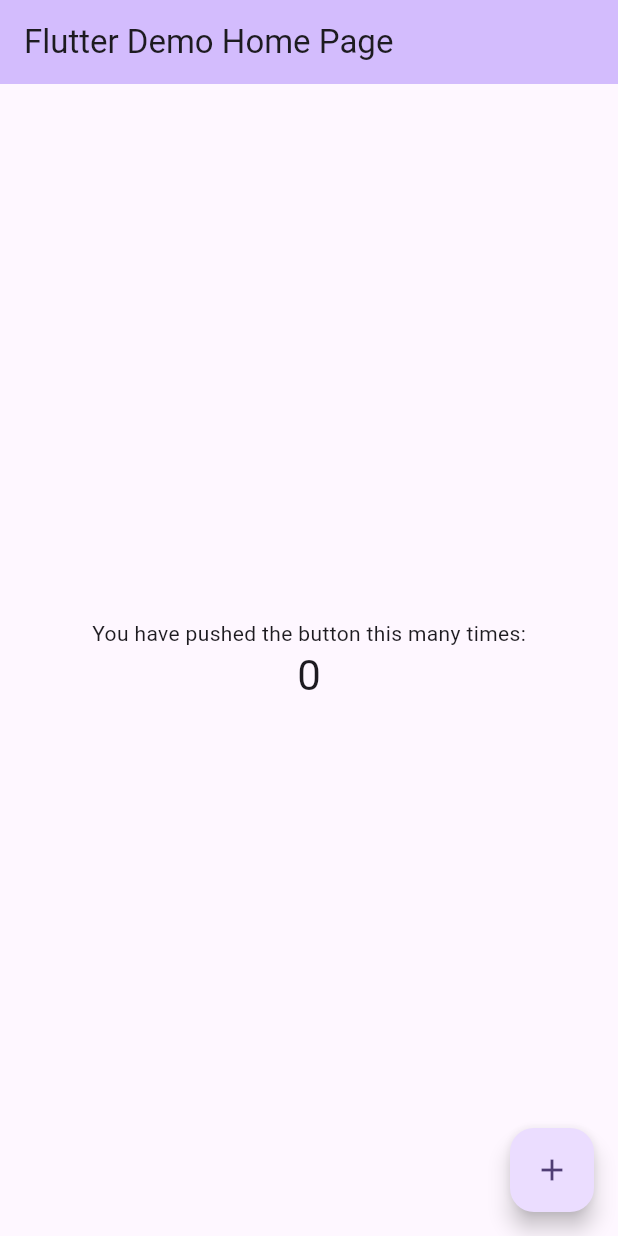
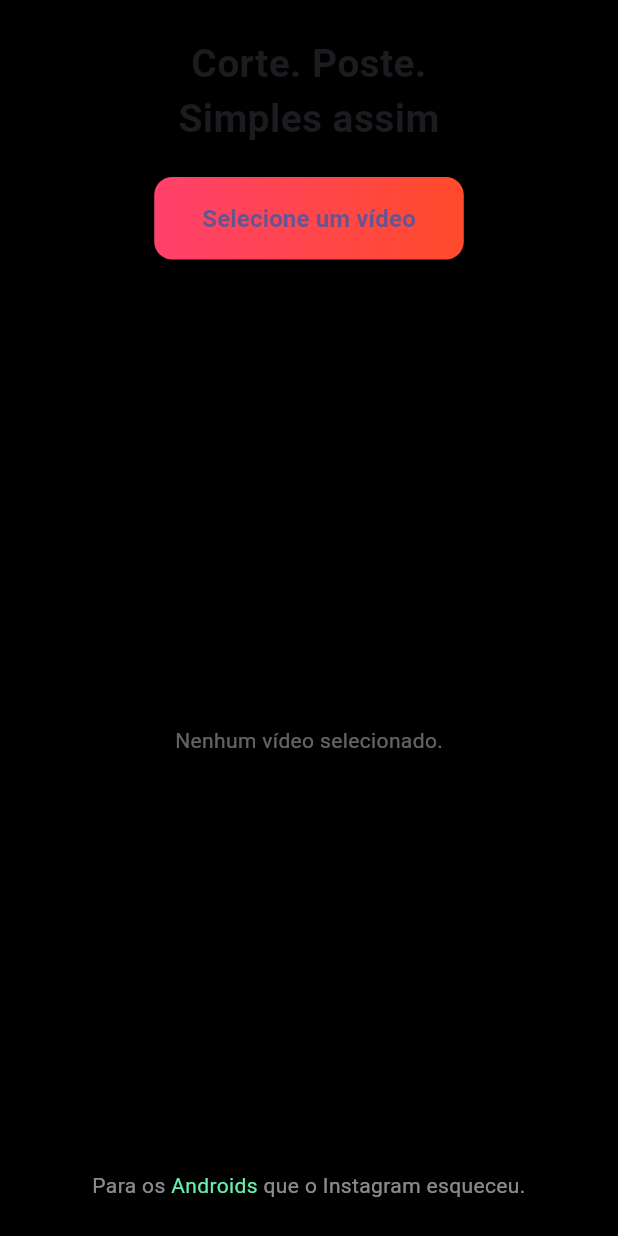
Before and after one commit to Yures1lva/insta_cut, a Flutter app: the screen it shows after launch, on a phone screen of 412 x 824 dp. Run offline on Flutter 3.47's test engine with Material 3 defaults, Android fonts, the light colour scheme and no system bars.

Commit message:
up: front básico

```diff
--- /dev/null
+++ b/lib/Modules/Home/Models/video_part.dart
@@ -0,0 +1,16 @@
+class VideoPart {
+  final int id;
+  final bool isPosted;
+  final String thumbnail;
+
+  VideoPart(
+      {required this.id, required this.isPosted, required this.thumbnail});
+
+  VideoPart copyWith({int? id, bool? isPosted, String? thumbnail}) {
+    return VideoPart(
+      id: id ?? this.id,
+      isPosted: isPosted ?? this.isPosted,
+      thumbnail: thumbnail ?? this.thumbnail,
+    );
+  }
+}
--- /dev/null
+++ b/lib/Modules/Home/View/home_view.dart
@@ -0,0 +1,85 @@
+import 'package:flutter/material.dart';
+import 'package:insta_cut/Modules/Home/Models/video_part.dart';
+import 'package:insta_cut/Modules/Home/Widgets/select_button.dart';
+import '../widgets/video_grid.dart';
+
+class HomeView extends StatefulWidget {
+  @override
+  _HomeViewState createState() => _HomeViewState();
+}
+
+class _HomeViewState extends State<HomeView> {
+  List<VideoPart> videoParts = [];
+
+  void handleVideoSelected() {
+    // Simulação: vamos adicionar 4 vídeos fakes
+    setState(() {
+      videoParts = List.generate(
+        4,
+        (index) => VideoPart(
+          id: index,
+          isPosted: false,
+          thumbnail: 'https://via.placeholder.com/150', // imagem fictícia
+        ),
+      );
+    });
+  }
+
+  void togglePostStatus(int id) {
+    setState(() {
+      videoParts = videoParts.map((video) {
+        if (video.id == id) {
+          return video.copyWith(isPosted: !video.isPosted);
+        }
+        return video;
+      }).toList();
+    });
+  }
+
+  @override
+  Widget build(BuildContext context) {
+    return Scaffold(
+      backgroundColor: Colors.black,
+      body: SafeArea(
+        child: Padding(
+          padding: const EdgeInsets.all(24.0),
+          child: Column(
+            crossAxisAlignment: CrossAxisAlignment.center,
+            children: [
+              Text(
+                "Corte. Poste.\nSimples assim",
+                textAlign: TextAlign.center,
+                style: TextStyle(fontSize: 26, fontWeight: FontWeight.bold),
+              ),
+              const SizedBox(height: 20),
+              SelectButton(
+                label: videoParts.isEmpty
+                    ? "Selecione um vídeo"
+                    : "Selecionar novamente",
+                onTap: handleVideoSelected,
+              ),
+              const SizedBox(height: 20),
+              Expanded(
+                  child: VideoGrid(
+                      videoParts: videoParts, onVideoTap: togglePostStatus)),
+              const SizedBox(height: 16),
+              Text.rich(
+                TextSpan(
+                  text: "Para os ",
+                  style: TextStyle(color: Colors.white54),
+                  children: [
+                    TextSpan(
+                        text: "Androids ",
+                        style: TextStyle(color: Colors.greenAccent)),
+                    TextSpan(text: "que o Instagram esqueceu."),
+                  ],
+                ),
+                textAlign: TextAlign.center,
+              ),
+            ],
+          ),
+        ),
+      ),
+    );
+  }
+}
--- /dev/null
+++ b/lib/Modules/Home/Widgets/select_button.dart
@@ -0,0 +1,36 @@
+import 'package:flutter/material.dart';
+
+class SelectButton extends StatelessWidget {
+  final String label;
+  final VoidCallback onTap;
+
+  const SelectButton({required this.label, required this.onTap});
+
+  @override
+  Widget build(BuildContext context) {
+    return Container(
+      decoration: BoxDecoration(
+        gradient: const LinearGradient(
+          colors: [Color(0xFFFF416C), Color(0xFFFF4B2B)],
+        ),
+        borderRadius: BorderRadius.circular(12),
+      ),
+      child: ElevatedButton(
+        onPressed: onTap,
+        style: ElevatedButton.styleFrom(
+          elevation: 0,
+          shadowColor: Colors.transparent,
+          backgroundColor: Colors.transparent,
+          shape: RoundedRectangleBorder(
+            borderRadius: BorderRadius.circular(12),
+          ),
+          padding: const EdgeInsets.symmetric(vertical: 16, horizontal: 32),
+        ),
+        child: Text(
+          label,
+          style: const TextStyle(fontSize: 16, fontWeight: FontWeight.bold),
+        ),
+      ),
+    );
+  }
+}
--- /dev/null
+++ b/lib/Modules/Home/Widgets/video_grid.dart
@@ -0,0 +1,72 @@
+import 'package:flutter/material.dart';
+import 'package:insta_cut/Modules/Home/Models/video_part.dart';
+
+class VideoGrid extends StatelessWidget {
+  final List<VideoPart> videoParts;
+  final Function(int) onVideoTap;
+
+  const VideoGrid({required this.videoParts, required this.onVideoTap});
+
+  @override
+  Widget build(BuildContext context) {
+    if (videoParts.isEmpty) {
+      return Container(
+        margin: const EdgeInsets.only(top: 30),
+        child: Center(
+            child: Text("Nenhum vídeo selecionado.",
+                style: TextStyle(color: Colors.white38))),
+      );
+    }
+
+    return GridView.builder(
+      padding: EdgeInsets.zero,
+      itemCount: videoParts.length,
+      gridDelegate: const SliverGridDelegateWithFixedCrossAxisCount(
+        crossAxisCount: 2,
+        crossAxisSpacing: 12,
+        mainAxisSpacing: 12,
+      ),
+      itemBuilder: (context, index) {
+        final video = videoParts[index];
+        return GestureDetector(
+          onTap: () => onVideoTap(video.id),
+          child: Stack(
+            children: [
+              Container(
+                decoration: BoxDecoration(
+                  image: DecorationImage(
+                      image: NetworkImage(video.thumbnail), fit: BoxFit.cover),
+                  borderRadius: BorderRadius.circular(10),
+                ),
+              ),
+              Positioned.fill(
+                child: Container(
+                  alignment: Alignment.center,
+                  decoration: BoxDecoration(
+                    color: Colors.black45,
+                    borderRadius: BorderRadius.circular(10),
+                  ),
+                  child: Column(
+                    mainAxisAlignment: MainAxisAlignment.center,
+                    children: [
+                      Icon(video.isPosted ? Icons.refresh : Icons.cloud_upload,
+                          size: 32, color: Colors.white),
+                      const SizedBox(height: 4),
+                      Text(
+                        video.isPosted
+                            ? "Clique para postar novamente"
+                            : "Clique para postar",
+                        style: TextStyle(fontSize: 12, color: Colors.white),
+                        textAlign: TextAlign.center,
+                      )
+                    ],
+                  ),
+                ),
+              ),
+            ],
+          ),
+        );
+      },
+    );
+  }
+}
--- a/lib/main.dart
+++ b/lib/main.dart
@@ -1,4 +1,5 @@
 import 'package:flutter/material.dart';
+import 'package:insta_cut/Modules/Home/View/spash_view.dart';
 
 void main() {
   runApp(const MyApp());
@@ -31,95 +32,7 @@
         colorScheme: ColorScheme.fromSeed(seedColor: Colors.deepPurple),
         useMaterial3: true,
       ),
-      home: const MyHomePage(title: 'Flutter Demo Home Page'),
+      home: Splash(),
     );
   }
 }
-
-class MyHomePage extends StatefulWidget {
-  const MyHomePage({super.key, required this.title});
-
-  // This widget is the home page of your application. It is stateful, meaning
-  // that it has a State object (defined below) that contains fields that affect
-  // how it looks.
-
-  // This class is the configuration for the state. It holds the values (in this
-  // case the title) provided by the parent (in this case the App widget) and
-  // used by the build method of the State. Fields in a Widget subclass are
-  // always marked "final".
-
-  final String title;
-
-  @override
-  State<MyHomePage> createState() => _MyHomePageState();
-}
-
-class _MyHomePageState extends State<MyHomePage> {
-  int _counter = 0;
-
-  void _incrementCounter() {
-    setState(() {
-      // This call to setState tells the Flutter framework that something has
-      // changed in this State, which causes it to rerun the build method below
-      // so that the display can reflect the updated values. If we changed
-      // _counter without calling setState(), then the build method would not be
-      // called again, and so nothing would appear to happen.
-      _counter++;
-    });
-  }
-
-  @override
-  Widget build(BuildContext context) {
-    // This method is rerun every time setState is called, for instance as done
-    // by the _incrementCounter method above.
-    //
-    // The Flutter framework has been optimized to make rerunning build methods
-    // fast, so that you can just rebuild anything that needs updating rather
-    // than having to individually change instances of widgets.
-    return Scaffold(
-      appBar: AppBar(
-        // TRY THIS: Try changing the color here to a specific color (to
-        // Colors.amber, perhaps?) and trigger a hot reload to see the AppBar
-        // change color while the other colors stay the same.
-        backgroundColor: Theme.of(context).colorScheme.inversePrimary,
-        // Here we take the value from the MyHomePage object that was created by
-        // the App.build method, and use it to set our appbar title.
-        title: Text(widget.title),
-      ),
-      body: Center(
-        // Center is a layout widget. It takes a single child and positions it
-        // in the middle of the parent.
-        child: Column(
-          // Column is also a layout widget. It takes a list of children and
-          // arranges them vertically. By default, it sizes itself to fit its
-          // children horizontally, and tries to be as tall as its parent.
-          //
-          // Column has various properties to control how it sizes itself and
-          // how it positions its children. Here we use mainAxisAlignment to
-          // center the children vertically; the main axis here is the vertical
-          // axis because Columns are vertical (the cross axis would be
-          // horizontal).
-          //
-          // TRY THIS: Invoke "debug painting" (choose the "Toggle Debug Paint"
-          // action in the IDE, or press "p" in the console), to see the
-          // wireframe for each widget.
-          mainAxisAlignment: MainAxisAlignment.center,
-          children: <Widget>[
-            const Text(
-              'You have pushed the button this many times:',
-            ),
-            Text(
-              '$_counter',
-              style: Theme.of(context).textTheme.headlineMedium,
-            ),
-          ],
-        ),
-      ),
-      floatingActionButton: FloatingActionButton(
-        onPressed: _incrementCounter,
-        tooltip: 'Increment',
-        child: const Icon(Icons.add),
-      ), // This trailing comma makes auto-formatting nicer for build methods.
-    );
-  }
-}
--- a/pubspec.yaml
+++ b/pubspec.yaml
@@ -58,9 +58,9 @@ flutter:
   uses-material-design: true
 
   # To add assets to your application, add an assets section, like this:
-  # assets:
-  #   - images/a_dot_burr.jpeg
-  #   - images/a_dot_ham.jpeg
+  assets:
+     - lib/assets/imgs/logo.png
+     - lib/assets/imgs/story.png
 
   # An image asset can refer to one or more resolution-specific "variants", see
   # https://flutter.dev/to/resolution-aware-images
```
Also changed, not shown: lib/Modules/Home/View/spash_view.dart (added, +42 -0 lines), lib/assets/imgs/logo.png (added), lib/assets/imgs/story.png (added).
